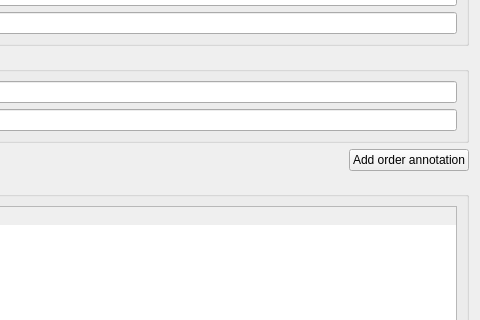
Old version of the form ui/wdgCalculator.ui in the repository turulomio/xulpymoney; both pictures show x 371 to 851 and y 224 to 544 of the 851 by 852 pixel window.
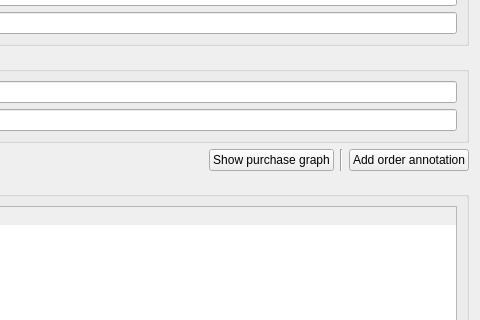
New version of the form. Icons and pictures are not drawn. Custom widgets are drawn as their Qt base class.

What changed in the file:
```diff
--- a/ui/wdgCalculator.ui
+++ b/ui/wdgCalculator.ui
@@ -286,6 +286,24 @@
          </property>
         </spacer>
        </item>
+       <item>
+        <widget class="QPushButton" name="cmdGraph">
+         <property name="text">
+          <string>Show purchase graph</string>
+         </property>
+         <property name="icon">
+          <iconset resource="../images/xulpymoney.qrc">
+           <normaloff>:/xulpymoney/report.png</normaloff>:/xulpymoney/report.png</iconset>
+         </property>
+        </widget>
+       </item>
+       <item>
+        <widget class="Line" name="line">
+         <property name="orientation">
+          <enum>Qt::Vertical</enum>
+         </property>
+        </widget>
+       </item>
        <item>
         <widget class="QPushButton" name="cmdOrder">
          <property name="text">
```
